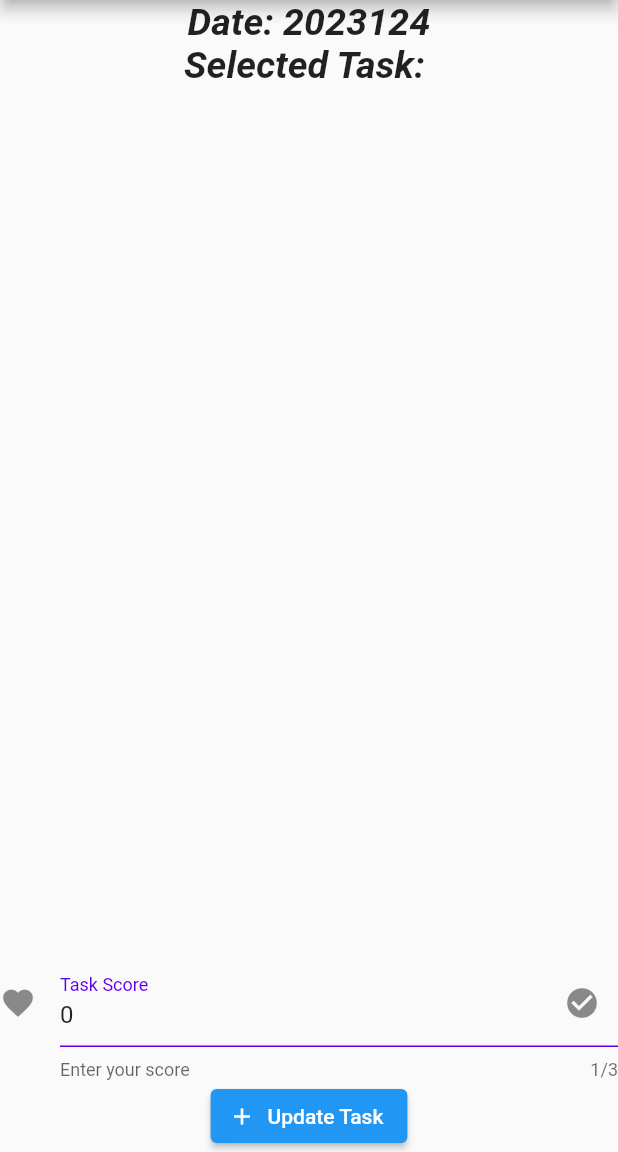
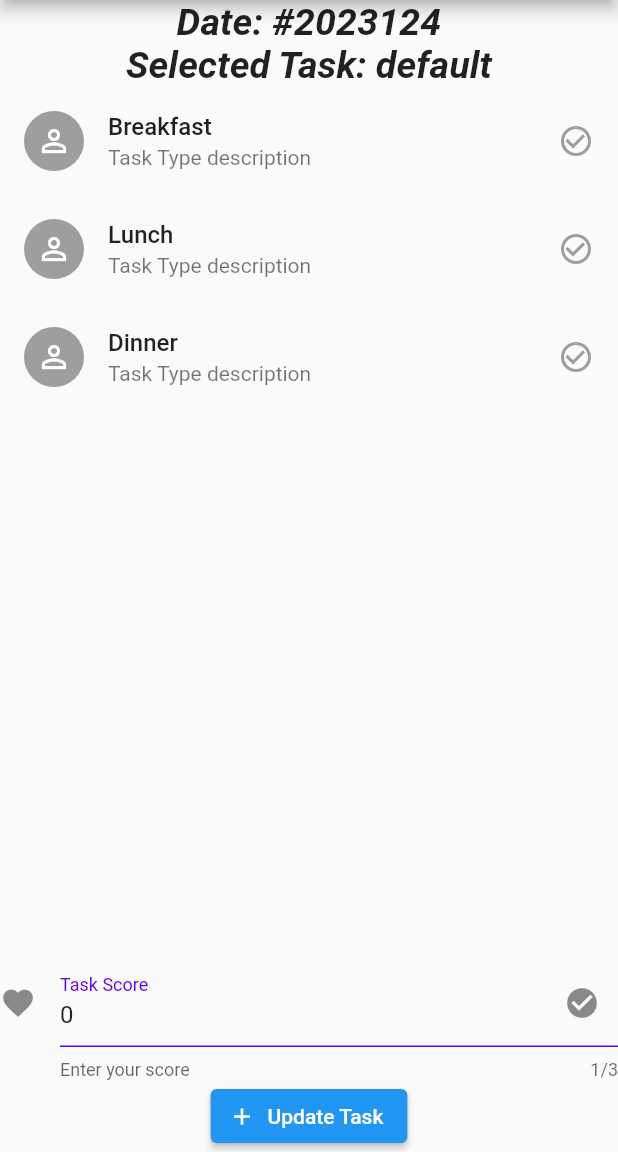
Before and after one commit to ramsunvtech/pingy, a Flutter app: the UpdateTaskScreen screen opened directly, on a phone screen of 412 x 824 dp, the part 84-1236 px from its top. Run offline on Flutter 3.47's test engine with Material 2 defaults, Android fonts, the phone set to English and light mode, and no system bars; our stand-ins replace hive, hive_flutter; accounts and stored records are empty.

Commit message:
feat(task-type): update task type import path

```diff
--- a/lib/screens/task/update_task.dart
+++ b/lib/screens/task/update_task.dart
@@ -1,5 +1,5 @@
 import 'package:flutter/material.dart';
-import 'package:pingy/models/TaskType.dart';
+import 'package:pingy/models/task_type.dart';
 
 class UpdateTaskScreen extends StatefulWidget {
   @override
@@ -27,6 +27,7 @@ class _UpdateTaskScreenState extends State<UpdateTaskScreen> {
   @override
   Widget build(BuildContext context) {
     var todayDate = DateTime.now();
+    var activityKey = '${todayDate.year}${todayDate.month}${todayDate.day}';
 
     return Scaffold(
       appBar: AppBar(title: const Text('Pingy (Update Task)')),
@@ -35,7 +36,7 @@ class _UpdateTaskScreenState extends State<UpdateTaskScreen> {
         children: [
           Center(
             child: Text(
-              'Date: ${todayDate.year}${todayDate.month}${todayDate.day}',
+              'Date: #$activityKey',
               style: const TextStyle(
                   fontWeight: FontWeight.bold,
                   fontSize: 25,
@@ -64,10 +65,10 @@ class _UpdateTaskScreenState extends State<UpdateTaskScreen> {
                 },
           )),
           TextFormField(
-            cursorColor: Theme.of(context).cursorColor,
+            cursorColor: Theme.of(context).backgroundColor,
             initialValue: '0',
             maxLength: 3,
-            decoration: InputDecoration(
+            decoration: const InputDecoration(
               icon: Icon(Icons.favorite),
               labelText: 'Task Score',
               labelStyle: TextStyle(
@@ -86,8 +87,8 @@ class _UpdateTaskScreenState extends State<UpdateTaskScreen> {
             onPressed: () {
               // Respond to button press
             },
-            icon: Icon(Icons.add, size: 18),
-            label: Text("Update Task"),
+            icon: const Icon(Icons.add, size: 18),
+            label: const Text("Update Task"),
           )
         ],
       )),
@@ -108,8 +109,8 @@ class _UpdateTaskScreenState extends State<UpdateTaskScreen> {
   }
   Widget taskItem(String taskName, int mark, bool isSelected, int index) {
     var enabled = true;
-    var trailingIcon = Icons.check_circle_outline;
-    var trailingIconColor = Colors.grey;
+    // var trailingIcon = Icons.check_circle_outline;
+    // var trailingIconColor = Colors.grey;
     // Colors trailingIconColor2 = const Colors.grey;
 
     return ListTile(
```
